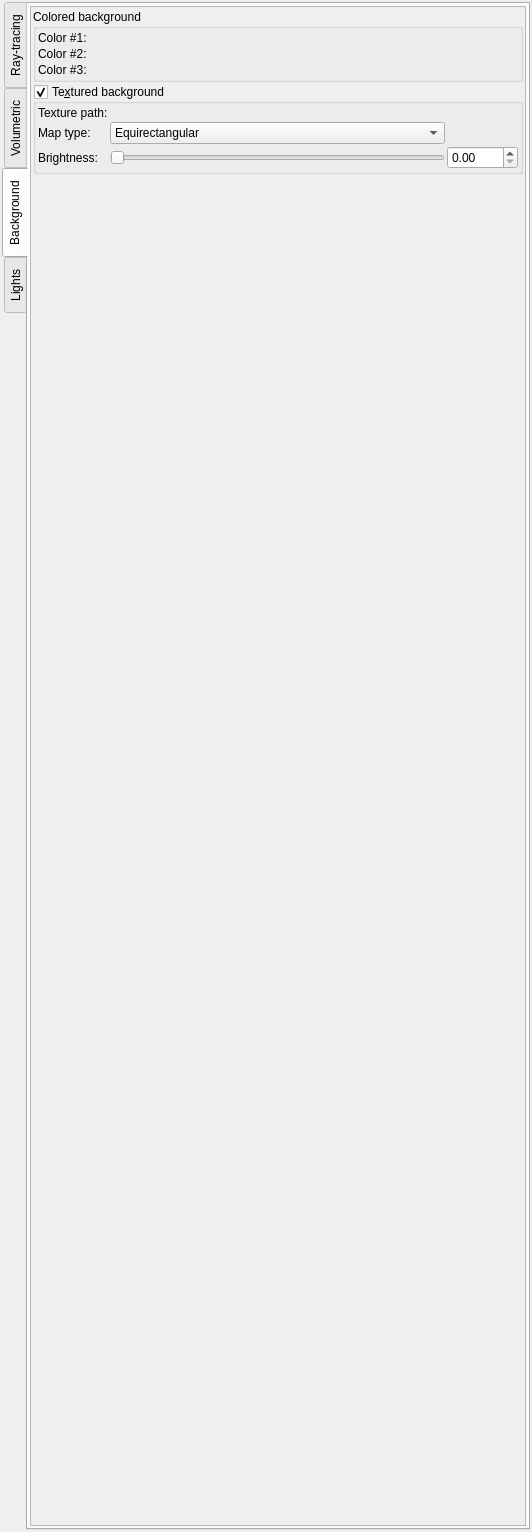
First picture: the form in mandelbulber2/qt/dock_effects.ui, repository buddhi1980/mandelbulber2, before the edit.
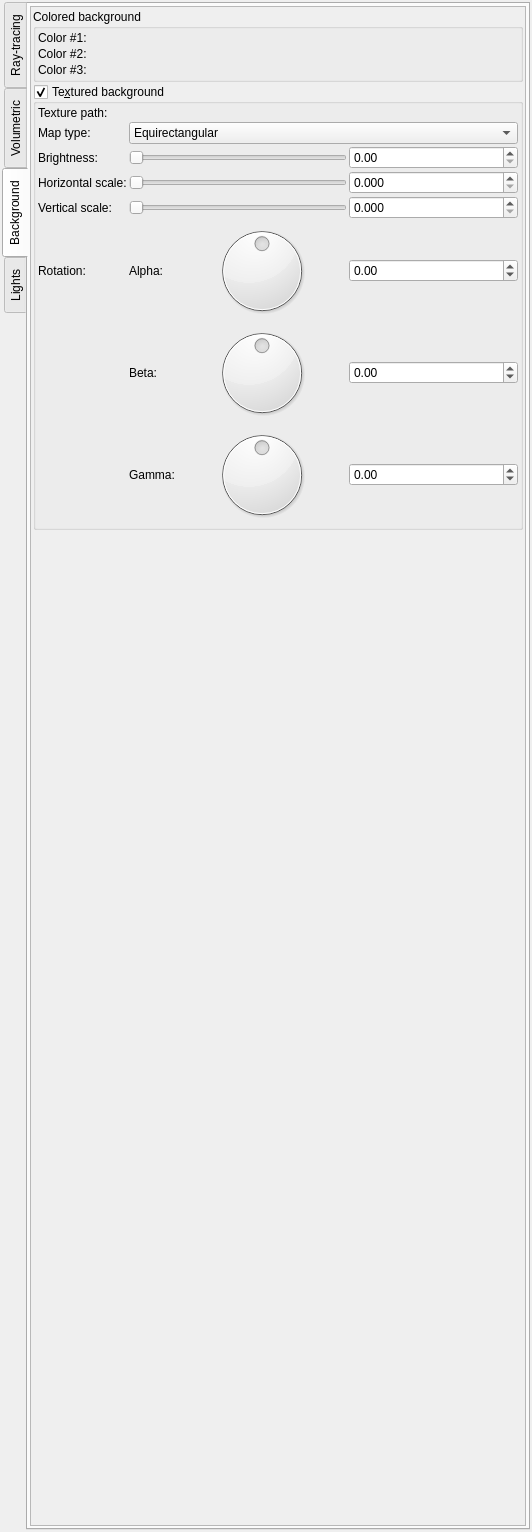
Second picture: the form after the edit. The open tabs and pages were chosen to show the change. Icons and pictures are not drawn. Custom widgets are drawn as their Qt base class.

Commit message: Added rotation and scale of background texture (issues #97 and #234)

The edit to the form file:
```diff
--- a/mandelbulber2/qt/dock_effects.ui
+++ b/mandelbulber2/qt/dock_effects.ui
@@ -970,8 +970,8 @@
            <rect>
             <x>0</x>
             <y>0</y>
-            <width>495</width>
-            <height>1516</height>
+            <width>223</width>
+            <height>544</height>
            </rect>
           </property>
           <layout class="QVBoxLayout" name="verticalLayout_35">
@@ -1902,14 +1902,59 @@
                 <property name="spacing">
                  <number>2</number>
                 </property>
+                <item row="6" column="1">
+                 <widget class="QLabel" name="label_228">
+                  <property name="sizePolicy">
+                   <sizepolicy hsizetype="Maximum" vsizetype="Preferred">
+                    <horstretch>0</horstretch>
+                    <verstretch>0</verstretch>
+                   </sizepolicy>
+                  </property>
+                  <property name="text">
+                   <string>Beta:</string>
+                  </property>
+                 </widget>
+                </item>
+                <item row="6" column="2">
+                 <widget class="QDial" name="dial3_background_rotation_y">
+                  <property name="minimum">
+                   <number>-18000</number>
+                  </property>
+                  <property name="maximum">
+                   <number>18000</number>
+                  </property>
+                  <property name="wrapping">
+                   <bool>true</bool>
+                  </property>
+                 </widget>
+                </item>
+                <item row="1" column="0">
+                 <widget class="QLabel" name="label_90">
+                  <property name="sizePolicy">
+                   <sizepolicy hsizetype="Maximum" vsizetype="Preferred">
+                    <horstretch>0</horstretch>
+                    <verstretch>0</verstretch>
+                   </sizepolicy>
+                  </property>
+                  <property name="text">
+                   <string>Map type:</string>
+                  </property>
+                 </widget>
+                </item>
                 <item row="0" column="0">
                  <widget class="QLabel" name="label_61">
+                  <property name="sizePolicy">
+                   <sizepolicy hsizetype="Maximum" vsizetype="Preferred">
+                    <horstretch>0</horstretch>
+                    <verstretch>0</verstretch>
+                   </sizepolicy>
+                  </property>
                   <property name="text">
                    <string>Texture path:</string>
                   </property>
                  </widget>
                 </item>
-                <item row="0" column="1" colspan="2">
+                <item row="0" column="2" colspan="2">
                  <widget class="FileSelectWidget" name="text_file_background" native="true">
                   <property name="sizePolicy">
                    <sizepolicy hsizetype="Expanding" vsizetype="Preferred">
@@ -1922,14 +1967,79 @@
                   </property>
                  </widget>
                 </item>
-                <item row="1" column="0">
-                 <widget class="QLabel" name="label_90">
+                <item row="2" column="3">
+                 <widget class="MyDoubleSpinBox" name="spinbox_background_brightness">
+                  <property name="sizePolicy">
+                   <sizepolicy hsizetype="Minimum" vsizetype="Preferred">
+                    <horstretch>0</horstretch>
+                    <verstretch>0</verstretch>
+                   </sizepolicy>
+                  </property>
+                  <property name="toolTip">
+                   <string>&lt;html&gt;&lt;head/&gt;&lt;body&gt;&lt;p&gt;Brightness of background image&lt;/p&gt;&lt;/body&gt;&lt;/html&gt;</string>
+                  </property>
+                  <property name="prefix">
+                   <string/>
+                  </property>
+                  <property name="suffix">
+                   <string/>
+                  </property>
+                  <property name="decimals">
+                   <number>2</number>
+                  </property>
+                  <property name="maximum">
+                   <double>1000.000000000000000</double>
+                  </property>
+                  <property name="singleStep">
+                   <double>0.100000000000000</double>
+                  </property>
+                 </widget>
+                </item>
+                <item row="2" column="0">
+                 <widget class="QLabel" name="label_223">
+                  <property name="sizePolicy">
+                   <sizepolicy hsizetype="Maximum" vsizetype="Preferred">
+                    <horstretch>0</horstretch>
+                    <verstretch>0</verstretch>
+                   </sizepolicy>
+                  </property>
                   <property name="text">
-                   <string>Map type:</string>
+                   <string>Brightness:</string>
                   </property>
                  </widget>
                 </item>
-                <item row="1" column="1">
+                <item row="5" column="3">
+                 <widget class="MyDoubleSpinBox" name="spinboxd3_background_rotation_x">
+                  <property name="sizePolicy">
+                   <sizepolicy hsizetype="Minimum" vsizetype="Maximum">
+                    <horstretch>0</horstretch>
+                    <verstretch>0</verstretch>
+                   </sizepolicy>
+                  </property>
+                  <property name="accelerated">
+                   <bool>true</bool>
+                  </property>
+                  <property name="prefix">
+                   <string/>
+                  </property>
+                  <property name="suffix">
+                   <string/>
+                  </property>
+                  <property name="decimals">
+                   <number>2</number>
+                  </property>
+                  <property name="minimum">
+                   <double>-180.000000000000000</double>
+                  </property>
+                  <property name="maximum">
+                   <double>180.000000000000000</double>
+                  </property>
+                  <property name="singleStep">
+                   <double>1.000000000000000</double>
+                  </property>
+                 </widget>
+                </item>
+                <item row="1" column="1" colspan="3">
                  <widget class="QComboBox" name="comboBox_textured_background_map_type">
                   <property name="sizePolicy">
                    <sizepolicy hsizetype="Preferred" vsizetype="Maximum">
@@ -1957,7 +2067,32 @@
                   </item>
                  </widget>
                 </item>
-                <item row="2" column="1">
+                <item row="4" column="3">
+                 <widget class="MyDoubleSpinBox" name="spinbox_background_v_scale">
+                  <property name="sizePolicy">
+                   <sizepolicy hsizetype="Minimum" vsizetype="Maximum">
+                    <horstretch>0</horstretch>
+                    <verstretch>0</verstretch>
+                   </sizepolicy>
+                  </property>
+                  <property name="prefix">
+                   <string/>
+                  </property>
+                  <property name="suffix">
+                   <string/>
+                  </property>
+                  <property name="decimals">
+                   <number>3</number>
+                  </property>
+                  <property name="maximum">
+                   <double>10000.000000000000000</double>
+                  </property>
+                  <property name="singleStep">
+                   <double>0.100000000000000</double>
+                  </property>
+                 </widget>
+                </item>
+                <item row="2" column="1" colspan="2">
                  <widget class="QSlider" name="slider_background_brightness">
                   <property name="sizePolicy">
                    <sizepolicy hsizetype="Expanding" vsizetype="Preferred">
@@ -1976,17 +2111,14 @@
                   </property>
                  </widget>
                 </item>
-                <item row="2" column="2">
-                 <widget class="MyDoubleSpinBox" name="spinbox_background_brightness">
+                <item row="3" column="3">
+                 <widget class="MyDoubleSpinBox" name="spinbox_background_h_scale">
                   <property name="sizePolicy">
-                   <sizepolicy hsizetype="Minimum" vsizetype="Preferred">
+                   <sizepolicy hsizetype="Minimum" vsizetype="Maximum">
                     <horstretch>0</horstretch>
                     <verstretch>0</verstretch>
                    </sizepolicy>
                   </property>
-                  <property name="toolTip">
-                   <string>&lt;html&gt;&lt;head/&gt;&lt;body&gt;&lt;p&gt;Brightness of background image&lt;/p&gt;&lt;/body&gt;&lt;/html&gt;</string>
-                  </property>
                   <property name="prefix">
                    <string/>
                   </property>
@@ -1994,20 +2126,198 @@
                    <string/>
                   </property>
                   <property name="decimals">
-                   <number>2</number>
+                   <number>3</number>
                   </property>
                   <property name="maximum">
-                   <double>1000.000000000000000</double>
+                   <double>10000.000000000000000</double>
                   </property>
                   <property name="singleStep">
                    <double>0.100000000000000</double>
                   </property>
                  </widget>
                 </item>
-                <item row="2" column="0">
-                 <widget class="QLabel" name="label_223">
+                <item row="3" column="1" colspan="2">
+                 <widget class="QSlider" name="slider_background_h_scale">
+                  <property name="sizePolicy">
+                   <sizepolicy hsizetype="Expanding" vsizetype="Maximum">
+                    <horstretch>0</horstretch>
+                    <verstretch>0</verstretch>
+                   </sizepolicy>
+                  </property>
+                  <property name="maximum">
+                   <number>2000</number>
+                  </property>
+                  <property name="orientation">
+                   <enum>Qt::Horizontal</enum>
+                  </property>
+                 </widget>
+                </item>
+                <item row="3" column="0">
+                 <widget class="QLabel" name="label_225">
+                  <property name="sizePolicy">
+                   <sizepolicy hsizetype="Maximum" vsizetype="Preferred">
+                    <horstretch>0</horstretch>
+                    <verstretch>0</verstretch>
+                   </sizepolicy>
+                  </property>
                   <property name="text">
-                   <string>Brightness:</string>
+                   <string>Horizontal scale:</string>
+                  </property>
+                 </widget>
+                </item>
+                <item row="4" column="0">
+                 <widget class="QLabel" name="label_224">
+                  <property name="sizePolicy">
+                   <sizepolicy hsizetype="Maximum" vsizetype="Preferred">
+                    <horstretch>0</horstretch>
+                    <verstretch>0</verstretch>
+                   </sizepolicy>
+                  </property>
+                  <property name="text">
+                   <string>Vertical scale:</string>
+                  </property>
+                 </widget>
+                </item>
+                <item row="4" column="1" colspan="2">
+                 <widget class="QSlider" name="slider_background_v_scale">
+                  <property name="sizePolicy">
+                   <sizepolicy hsizetype="Expanding" vsizetype="Maximum">
+                    <horstretch>0</horstretch>
+                    <verstretch>0</verstretch>
+                   </sizepolicy>
+                  </property>
+                  <property name="maximum">
+                   <number>2000</number>
+                  </property>
+                  <property name="orientation">
+                   <enum>Qt::Horizontal</enum>
+                  </property>
+                 </widget>
+                </item>
+                <item row="5" column="0">
+                 <widget class="QLabel" name="label_226">
+                  <property name="sizePolicy">
+                   <sizepolicy hsizetype="Maximum" vsizetype="Preferred">
+                    <horstretch>0</horstretch>
+                    <verstretch>0</verstretch>
+                   </sizepolicy>
+                  </property>
+                  <property name="text">
+                   <string>Rotation:</string>
+                  </property>
+                 </widget>
+                </item>
+                <item row="5" column="1">
+                 <widget class="QLabel" name="label_227">
+                  <property name="sizePolicy">
+                   <sizepolicy hsizetype="Maximum" vsizetype="Preferred">
+                    <horstretch>0</horstretch>
+                    <verstretch>0</verstretch>
+                   </sizepolicy>
+                  </property>
+                  <property name="text">
+                   <string>Alpha:</string>
+                  </property>
+                 </widget>
+                </item>
+                <item row="5" column="2">
+                 <widget class="QDial" name="dial3_background_rotation_x">
+                  <property name="minimum">
+                   <number>-18000</number>
+                  </property>
+                  <property name="maximum">
+                   <number>18000</number>
+                  </property>
+                  <property name="wrapping">
+                   <bool>true</bool>
+                  </property>
+                 </widget>
+                </item>
+                <item row="7" column="2">
+                 <widget class="QDial" name="dial3_background_rotation_z">
+                  <property name="minimum">
+                   <number>-18000</number>
+                  </property>
+                  <property name="maximum">
+                   <number>18000</number>
+                  </property>
+                  <property name="wrapping">
+                   <bool>true</bool>
+                  </property>
+                 </widget>
+                </item>
+                <item row="6" column="3">
+                 <widget class="MyDoubleSpinBox" name="spinboxd3_background_rotation_y">
+                  <property name="sizePolicy">
+                   <sizepolicy hsizetype="Minimum" vsizetype="Maximum">
+                    <horstretch>0</horstretch>
+                    <verstretch>0</verstretch>
+                   </sizepolicy>
+                  </property>
+                  <property name="accelerated">
+                   <bool>true</bool>
+                  </property>
+                  <property name="prefix">
+                   <string/>
+                  </property>
+                  <property name="suffix">
+                   <string/>
+                  </property>
+                  <property name="decimals">
+                   <number>2</number>
+                  </property>
+                  <property name="minimum">
+                   <double>-180.000000000000000</double>
+                  </property>
+                  <property name="maximum">
+                   <double>180.000000000000000</double>
+                  </property>
+                  <property name="singleStep">
+                   <double>1.000000000000000</double>
+                  </property>
+                 </widget>
+                </item>
+                <item row="7" column="3">
+                 <widget class="MyDoubleSpinBox" name="spinboxd3_background_rotation_z">
+                  <property name="sizePolicy">
+                   <sizepolicy hsizetype="Minimum" vsizetype="Maximum">
+                    <horstretch>0</horstretch>
+                    <verstretch>0</verstretch>
+                   </sizepolicy>
+                  </property>
+                  <property name="accelerated">
+                   <bool>true</bool>
+                  </property>
+                  <property name="prefix">
+                   <string/>
+                  </property>
+                  <property name="suffix">
+                   <string/>
+                  </property>
+                  <property name="decimals">
+                   <number>2</number>
+                  </property>
+                  <property name="minimum">
+                   <double>-180.000000000000000</double>
+                  </property>
+                  <property name="maximum">
+                   <double>180.000000000000000</double>
+                  </property>
+                  <property name="singleStep">
+                   <double>1.000000000000000</double>
+                  </property>
+                 </widget>
+                </item>
+                <item row="7" column="1">
+                 <widget class="QLabel" name="label_229">
+                  <property name="sizePolicy">
+                   <sizepolicy hsizetype="Maximum" vsizetype="Preferred">
+                    <horstretch>0</horstretch>
+                    <verstretch>0</verstretch>
+                   </sizepolicy>
+                  </property>
+                  <property name="text">
+                   <string>Gamma:</string>
                   </property>
                  </widget>
                 </item>
@@ -2065,8 +2375,8 @@
            <rect>
             <x>0</x>
             <y>0</y>
-            <width>495</width>
-            <height>1516</height>
+            <width>325</width>
+            <height>1515</height>
            </rect>
           </property>
           <layout class="QVBoxLayout" name="verticalLayout_41">
```
The commit also changes 4 other files.
